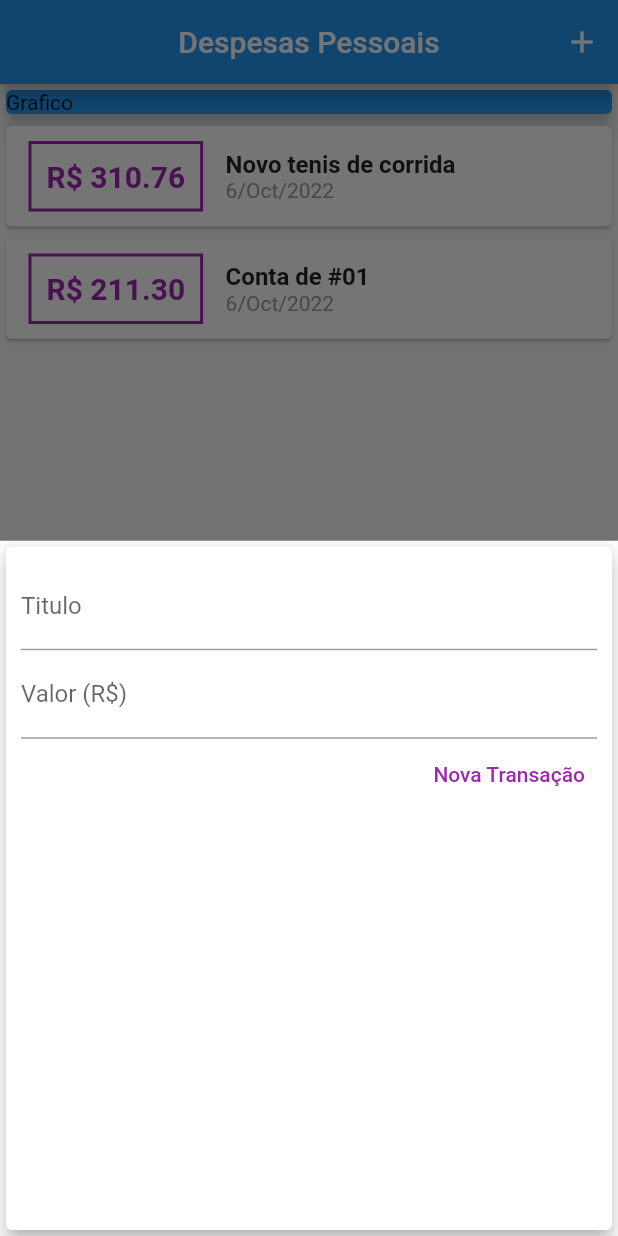
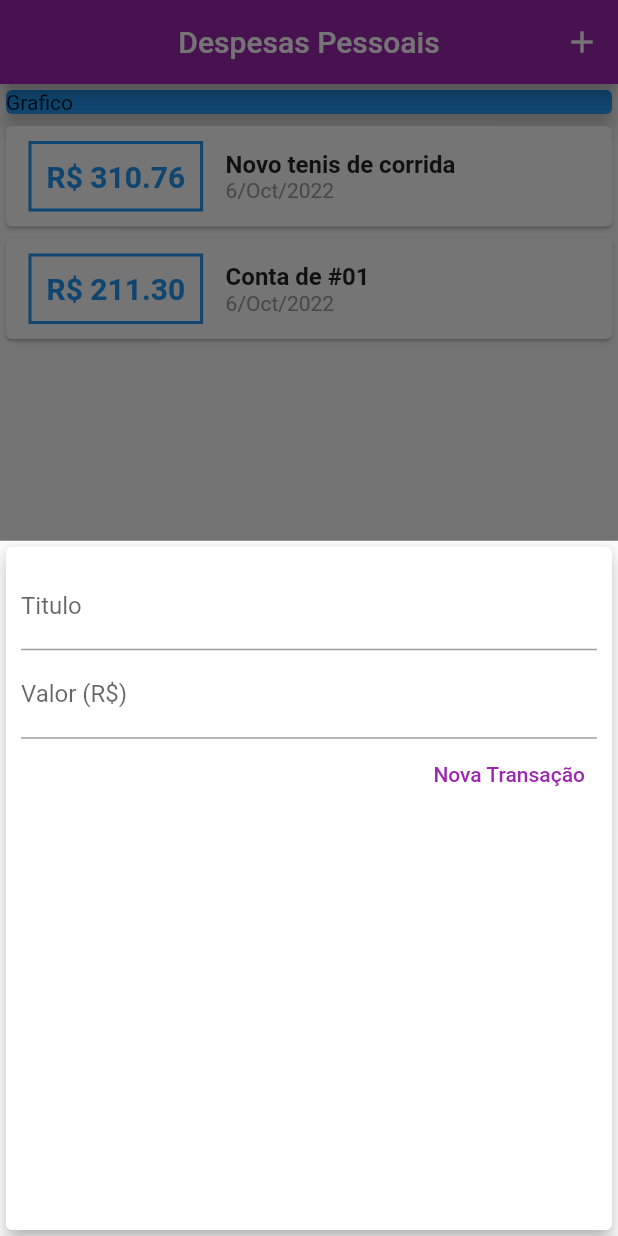
Before and after one commit to absjuniordev/expenses, a Flutter app: the screen it shows after launch, after a tap on the "add" icon, on a phone screen of 412 x 824 dp. Run offline on Flutter 3.47's test engine with Material 2 defaults, Android fonts, the phone set to English and light mode, and no system bars.

Commit message:
Estilo com Theme

```diff
--- a/lib/components/transaction_form.dart
+++ b/lib/components/transaction_form.dart
@@ -40,7 +40,7 @@ class _TransactionFormState extends State<TransactionForm> {
           ),
           TextField(
             controller: valueController,
-            keyboardType: TextInputType.numberWithOptions(decimal: true),
+            keyboardType: const TextInputType.numberWithOptions(decimal: true),
             onSubmitted: (_) => _submitForm(),
             decoration: const InputDecoration(labelText: 'Valor (R\$)'),
           ),
--- a/lib/components/transaction_list.dart
+++ b/lib/components/transaction_list.dart
@@ -28,7 +28,8 @@ class TransactionList extends StatelessWidget {
                       const EdgeInsets.symmetric(horizontal: 15, vertical: 10),
                   decoration: BoxDecoration(
                       border: Border.all(
-                    color: Colors.purple,
+                    color: Theme.of(context)
+                        .primaryColor, //pega a cor principal do thema
                     width: 2,
                   )),
                   padding: const EdgeInsets.all(10),
@@ -38,7 +39,7 @@ class TransactionList extends StatelessWidget {
                     style: TextStyle(
                       fontWeight: FontWeight.bold,
                       fontSize: 20,
-                      color: Colors.purple,
+                      color: Theme.of(context).primaryColor,
                     ),
                   ),
                 ),
--- a/lib/main.dart
+++ b/lib/main.dart
@@ -12,8 +12,12 @@ class ExpensesApp extends StatelessWidget {
 
   @override
   Widget build(BuildContext context) {
-    return const MaterialApp(
-      home: MyHomePage(),
+    return MaterialApp(
+      home: const MyHomePage(),
+      theme: ThemeData(
+        colorScheme: ColorScheme.fromSwatch(primarySwatch: Colors.purple)
+            .copyWith(secondary: Colors.amber[700]),
+      ),
     );
   }
 }
@@ -83,7 +87,7 @@ class _MyHomePageState extends State<MyHomePage> {
           crossAxisAlignment: CrossAxisAlignment.stretch,
           children: [
             Container(
-              child: Card(
+              child: const Card(
                 color: Colors.blue,
                 elevation: 5,
                 child: Text('Grafico'),
```
